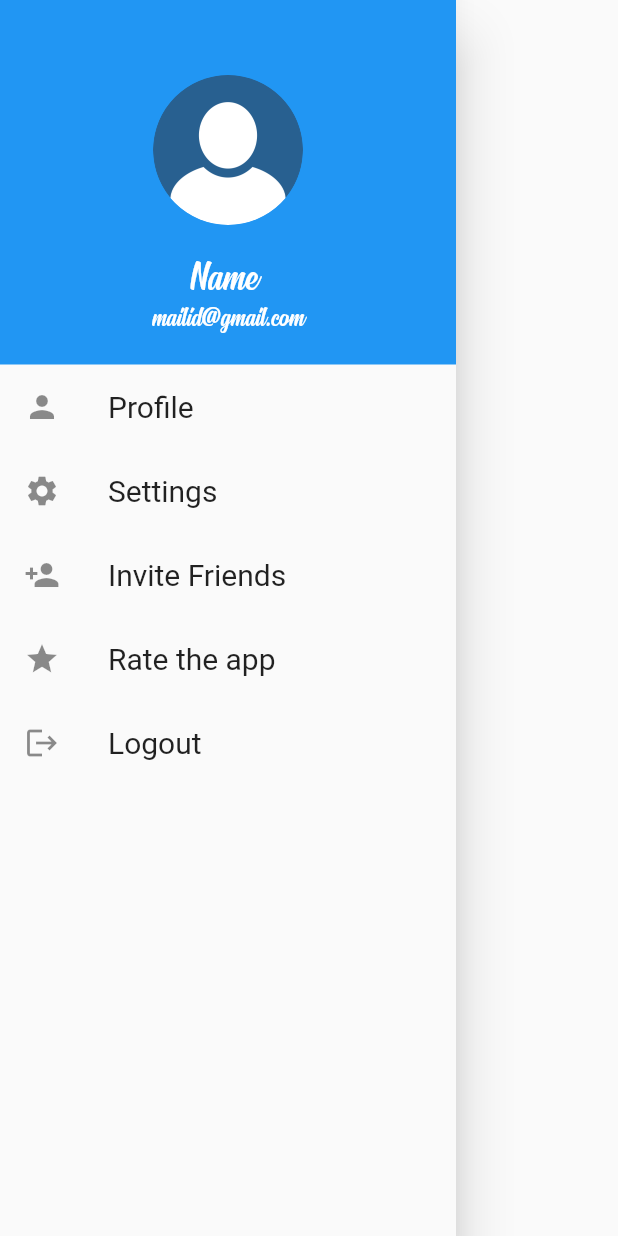
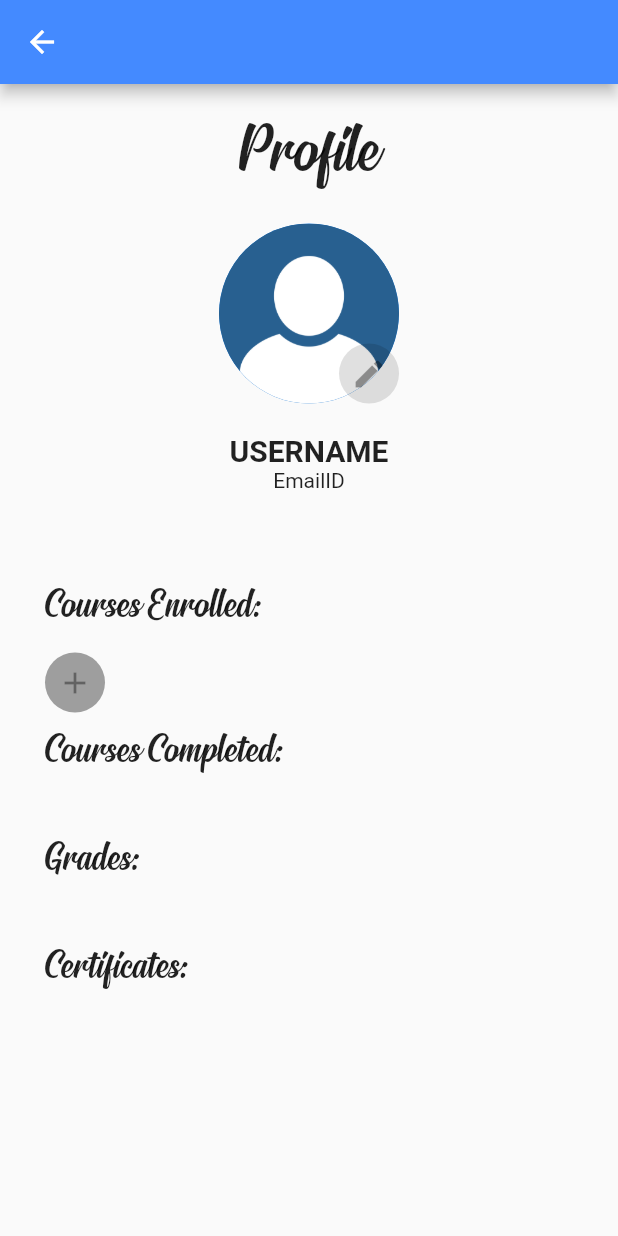
Before and after one commit to Gayathry17/flutterapp, a Flutter app: the MainDrawer widget shown alone on an empty page, opened directly, after a tap on "Profile", on a phone screen of 412 x 824 dp. Run offline on Flutter 3.47's test engine with Material 2 defaults, Android fonts, the phone set to English and light mode, and no system bars.

Commit message:
profilepage

```diff
--- a/lib/screens/courses.dart
+++ b/lib/screens/courses.dart
@@ -215,7 +215,8 @@ class _CoursesState extends State<Courses> {
                 ),
 
               ],
-            )
+            ),
+
           ],
         )
       ),
--- a/lib/screens/maindrawer.dart
+++ b/lib/screens/maindrawer.dart
@@ -1,4 +1,5 @@
 import 'package:flutter/material.dart';
+import 'package:flutterapp/screens/profilepage.dart';
 
 class MainDrawer extends StatelessWidget {
   @override
@@ -29,17 +30,10 @@ class MainDrawer extends StatelessWidget {
                       child: Text(
                         'Name ',
                         style: TextStyle(
-                            color: Colors.white,
-                            fontFamily: 'Signatra',
-                            fontSize: 30),
+                            color: Colors.white, fontFamily: 'Andika',
+                        fontSize: 20),
                       )),
-                  Text(
-                    'mailid@gmail.com',
-                    style: TextStyle(
-                        color: Colors.white,
-                        fontFamily: 'Signatra',
-                        fontSize: 20),
-                  )
+
                 ],
               ))),
           ListTile(
@@ -48,8 +42,9 @@ class MainDrawer extends StatelessWidget {
               'Profile',
               style: TextStyle(fontSize: 20),
             ),
-            onTap: (){
-              debugPrint("Profile");
+            onTap: () {
+              Navigator.of(context).push(MaterialPageRoute(
+                  builder: (BuildContext context) => Profile()));
             },
           ),
           ListTile(
@@ -58,7 +53,7 @@ class MainDrawer extends StatelessWidget {
               'Settings',
               style: TextStyle(fontSize: 20),
             ),
-            onTap: (){
+            onTap: () {
               debugPrint("Settings");
             },
           ),
@@ -68,18 +63,8 @@ class MainDrawer extends StatelessWidget {
               'Invite Friends',
               style: TextStyle(fontSize: 20),
             ),
-            onTap: (){
+            onTap: () {
               debugPrint("Invite friends");
-            },
-          ),
-          ListTile(
-            leading: Icon(Icons.star),
-            title: Text(
-              'Rate the app',
-              style: TextStyle(fontSize: 20),
-            ),
-            onTap: (){
-              debugPrint("Rate app");
             },
           ),
           ListTile(
@@ -88,7 +73,7 @@ class MainDrawer extends StatelessWidget {
               'Logout',
               style: TextStyle(fontSize: 20),
             ),
-            onTap: (){
+            onTap: () {
               debugPrint("Logout");
             },
           )
--- /dev/null
+++ b/lib/screens/profilepage.dart
@@ -0,0 +1,154 @@
+import 'dart:io';
+
+import 'package:flutter/cupertino.dart';
+import 'package:flutter/material.dart';
+
+class Profile extends StatelessWidget {
+  Widget textfield({@required String text}) {
+    return Material(
+      elevation: 4,
+      shadowColor: Colors.grey,
+      shape: RoundedRectangleBorder(borderRadius: BorderRadius.circular(10)),
+      child: TextField(
+        decoration: InputDecoration(
+            hintText: text,
+            hintStyle:
+                TextStyle(color: Colors.black, fontWeight: FontWeight.bold),
+            border: OutlineInputBorder(
+              borderRadius: BorderRadius.circular(10),
+              borderSide: BorderSide.none,
+            )),
+      ),
+    );
+  }
+
+  @override
+  Widget build(BuildContext context) {
+    return Scaffold(
+        appBar: AppBar(
+            backgroundColor: Colors.blueAccent,
+            leading: IconButton(
+              icon: Icon(Icons.arrow_back),
+              onPressed: () {
+                Navigator.of(context).pop(context);
+              },
+            )),
+        body: Column(
+          children: [
+            Center(
+              child: Padding(
+                padding: EdgeInsets.all(20),
+                child: Text(
+                  "Profile",
+                  style: TextStyle(fontFamily: 'Signatra', fontSize: 50),
+                ),
+              ),
+            ),
+            Center(
+              child: CircleAvatar(
+                backgroundImage: AssetImage('assets/images/profile_image.png'),
+                radius: 60,
+                child: Padding(
+                    padding: EdgeInsets.only(top: 80, left: 80),
+                    child: GestureDetector(
+                      child: CircleAvatar(
+                        backgroundColor: Colors.black12,
+                        child: IconButton(
+                          icon: Icon(Icons.edit),
+                        ),
+                      ),
+                      onTap: () {
+                        debugPrint("Edit");
+                      },
+                    )),
+              ),
+            ),
+            Center(
+              child: Padding(
+                  padding: EdgeInsets.only(top: 20, bottom: 30),
+                  child: Column(
+                    children: [
+                      Text(
+                        "USERNAME",
+                        style: TextStyle(
+                            fontWeight: FontWeight.bold, fontSize: 20),
+                      ),
+                      Text("EmailID")
+                    ],
+                  )),
+            ),
+            Padding(
+              padding: EdgeInsets.only(top: 30, left: 30, right: 30),
+              child: Row(
+                children: [
+                  Column(
+                    crossAxisAlignment: CrossAxisAlignment.start,
+                    children: [
+                      Text(
+                        "Courses Enrolled:",
+                        style: TextStyle(fontSize: 30, fontFamily: 'Signatra'),
+                      ),
+                      SizedBox(
+                        height: 15,
+                      ),
+                      Row(
+                        children: [
+                          SingleChildScrollView(
+                            child: GestureDetector(
+                              child: CircleAvatar(
+                                backgroundColor: Colors.grey,
+                                child: IconButton(
+                                  icon: Icon(Icons.add),
+                                ),
+                                radius: 20,
+                              ),
+                              onTap: () {
+                                debugPrint("Add");
+                              },
+                            ),
+                          )
+                        ],
+                      ),
+                    ],
+                  )
+                ],
+              ),
+            ),
+            Padding(
+              padding: EdgeInsets.only(left: 30, right: 30, top: 10,bottom: 30),
+              child: Row(
+                children: [
+                  Text(
+                    "Courses Completed:",
+                    style: TextStyle(fontSize: 30, fontFamily: 'Signatra'),
+                  ),
+                ],
+              ),
+            ),
+            Padding(
+              padding:
+                  EdgeInsets.only(left: 30, right: 30, top: 10, bottom: 30),
+              child: Row(
+                children: [
+                  Text(
+                    "Grades:",
+                    style: TextStyle(fontSize: 30, fontFamily: 'Signatra'),
+                  )
+                ],
+              ),
+            ),
+            Padding(
+              padding: EdgeInsets.only(left: 30, right: 30, top: 10),
+              child: Row(
+                children: [
+                  Text(
+                    "Certificates:",
+                    style: TextStyle(fontSize: 30, fontFamily: 'Signatra'),
+                  )
+                ],
+              ),
+            )
+          ],
+        ));
+  }
+}
--- a/lib/screens/searchscreen.dart
+++ b/lib/screens/searchscreen.dart
@@ -1,4 +1,5 @@
 import 'package:flutter/material.dart';
+
 
 class DataSearch extends SearchDelegate<String> {
   final courses = [
@@ -12,9 +13,6 @@ class DataSearch extends SearchDelegate<String> {
     'Dart',
     'Flutter',
     'React js',
-    'React native',
-    'Ruby',
-    'Kotlin'
   ];
   final recent = ['HTML','CSS', 'JavaScript', 'Dart', 'React js'];
 
@@ -22,8 +20,10 @@ class DataSearch extends SearchDelegate<String> {
   List<Widget> buildActions(BuildContext context) {
     return [
       IconButton(
-        icon: Icon(Icons.search),
-        onPressed: () { },
+        icon: Icon(Icons.clear),
+        onPressed: () {
+          query = " ";
+        },
       )
     ];
   }
@@ -42,7 +42,9 @@ class DataSearch extends SearchDelegate<String> {
   }
 
   @override
-  Widget buildResults(BuildContext context) {}
+  Widget buildResults(BuildContext context) {
+
+  }
 
   @override
   Widget buildSuggestions(BuildContext context) {
--- a/pubspec.yaml
+++ b/pubspec.yaml
@@ -56,6 +56,7 @@ flutter:
     - assets/images/C.png
     - assets/images/dart.jpg
     - assets/images/reactjs.png
+    - assets/images/flutter.png
 
   #   - images/a_dot_ham.jpeg
 
```
Also changed, not shown: assets/images/flutter.png (added).
